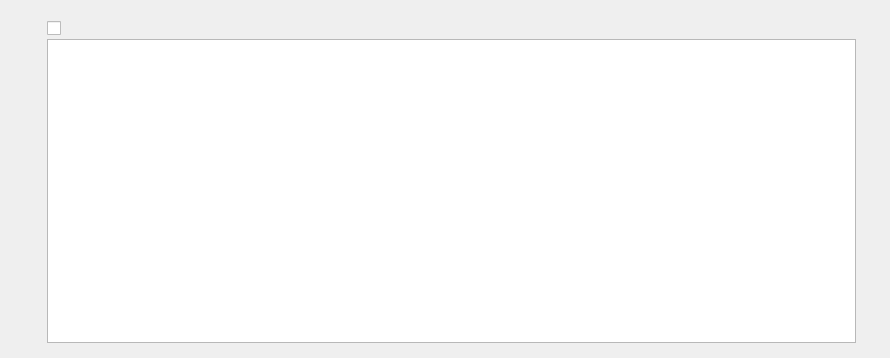
Above: opensyde_tool/src/system_definition/node_edit/datapools/C_SdNdeDpListTableWidget.ui from openSYDE/openSYDE before the change. Below: the same form after it.
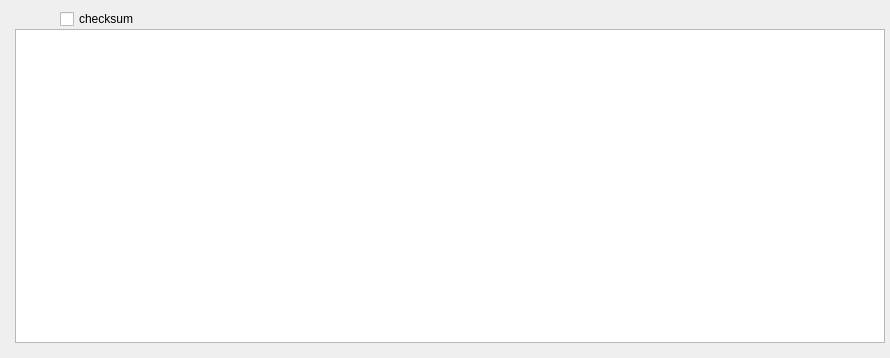
That is the form after the change. Custom widgets are drawn as their Qt base class.

```diff
--- a/opensyde_tool/src/system_definition/node_edit/datapools/C_SdNdeDpListTableWidget.ui
+++ b/opensyde_tool/src/system_definition/node_edit/datapools/C_SdNdeDpListTableWidget.ui
@@ -18,13 +18,13 @@
     <number>0</number>
    </property>
    <property name="leftMargin">
-    <number>47</number>
+    <number>15</number>
    </property>
    <property name="topMargin">
     <number>0</number>
    </property>
    <property name="rightMargin">
-    <number>34</number>
+    <number>5</number>
    </property>
    <property name="bottomMargin">
     <number>0</number>
@@ -47,13 +47,6 @@
       <property name="spacing">
        <number>0</number>
       </property>
-      <item row="1" column="0">
-       <widget class="stw_opensyde_gui_elements::C_OgeChxDefaultCheckedDisabled" name="pc_CheckBoxCRC">
-        <property name="text">
-         <string/>
-        </property>
-       </widget>
-      </item>
       <item row="1" column="3">
        <spacer name="pc_HorizontalSpacer1">
         <property name="orientation">
@@ -67,28 +60,41 @@
         </property>
        </spacer>
       </item>
-      <item row="1" column="2">
-       <spacer name="horizontalSpacer">
-        <property name="orientation">
-         <enum>Qt::Horizontal</enum>
+      <item row="1" column="1">
+       <widget class="stw_opensyde_gui_elements::C_OgeChxDefaultCheckedDisabled" name="pc_CheckBoxCRC">
+        <property name="text">
+         <string>checksum</string>
         </property>
-        <property name="sizeHint" stdset="0">
-         <size>
-          <width>6</width>
-          <height>20</height>
-         </size>
-        </property>
-       </spacer>
+       </widget>
       </item>
-      <item row="0" column="0">
+      <item row="0" column="1">
        <spacer name="verticalSpacer">
         <property name="orientation">
          <enum>Qt::Vertical</enum>
         </property>
+        <property name="sizeType">
+         <enum>QSizePolicy::Fixed</enum>
+        </property>
         <property name="sizeHint" stdset="0">
          <size>
-          <width>20</width>
-          <height>19</height>
+          <width>0</width>
+          <height>9</height>
+         </size>
+        </property>
+       </spacer>
+      </item>
+      <item row="1" column="0">
+       <spacer name="horizontalSpacer">
+        <property name="orientation">
+         <enum>Qt::Horizontal</enum>
+        </property>
+        <property name="sizeType">
+         <enum>QSizePolicy::Fixed</enum>
+        </property>
+        <property name="sizeHint" stdset="0">
+         <size>
+          <width>45</width>
+          <height>0</height>
          </size>
         </property>
        </spacer>
```
